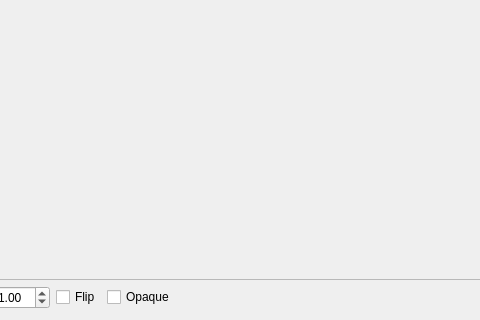
Before: the Qt Designer form gui/ui/imageviewer.ui in apitrace/apitrace, drawn with Qt 5; both pictures show x 159 to 639 and y 309 to 629 of the 825 by 629 pixel window.
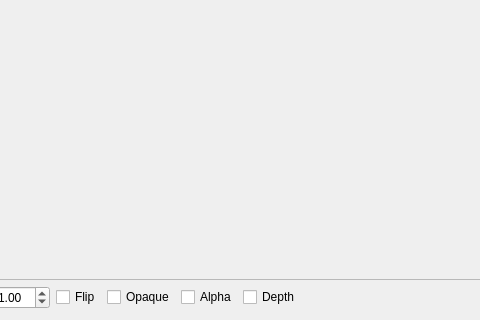
After: the same form once the commit is applied.

Commit message: gui: new checkbox to visualize alpha channel of image

What changed in the file:
```diff
--- a/gui/ui/imageviewer.ui
+++ b/gui/ui/imageviewer.ui
@@ -90,6 +90,20 @@
        </property>
       </widget>
      </item>
+     <item>
+      <widget class="QCheckBox" name="alphaCheckBox">
+       <property name="text">
+        <string>Alpha</string>
+       </property>
+      </widget>
+     </item>
+     <item>
+      <widget class="QCheckBox" name="depthCheckBox">
+       <property name="text">
+        <string>Depth</string>
+       </property>
+      </widget>
+     </item>
      <item>
       <spacer name="horizontalSpacer">
        <property name="orientation">
```
The commit also changes 1 other file.
